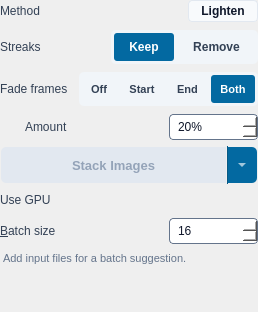
First picture: the form in src/startrails/ui/step_stack_images.ui, repository gkyle/startrails, before the edit.
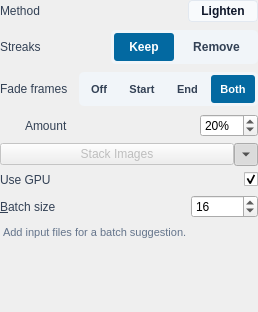
Second picture: the form after the edit. Icons and pictures are not drawn. Custom widgets are drawn as their Qt base class.

What changed in the file:
```diff
--- a/src/startrails/ui/step_stack_images.ui
+++ b/src/startrails/ui/step_stack_images.ui
@@ -332,27 +332,7 @@
         <string>Fade amount</string>
        </property>
        <property name="styleSheet">
-        <string notr="true">QSpinBox#fadeAmount {
-    background-color: #ffffff;
-    border: 1px solid #64748b;
-    border-radius: 4px;
-    padding: 4px 6px;
-    font-size: 12px;
-    color: #0f172a;
-    min-width: 75px;
-    max-width: 75px;
-}
-QSpinBox#fadeAmount:focus {
-    border: 2px solid #0369a1;
-    padding: 3px 5px;
-}
-QSpinBox#fadeAmount:disabled {
-    background-color: #f1f5f9;
-    color: #94a3b8;
-    border-color: #e2e8f0;
-}
-QSpinBox#fadeAmount::up-arrow { image: url(:/startrails/ui/arrow_up.svg); width: 10px; height: 6px; }
-QSpinBox#fadeAmount::down-arrow { image: url(:/startrails/ui/arrow_down.svg); width: 10px; height: 6px; }</string>
+        <string notr="true"/>
        </property>
        <property name="suffix">
         <string>%</string>
@@ -381,31 +361,7 @@
         <cursorShape>PointingHandCursor</cursorShape>
        </property>
        <property name="focusPolicy">
-        <enum>Qt::FocusPolicy::NoFocus</enum>
-       </property>
-       <property name="styleSheet">
-        <string notr="true">QPushButton#run {
-    font-weight: bold;
-    background-color: #0369a1;
-    color: #ffffff;
-    padding: 0px 12px;
-    border-top-left-radius: 6px;
-    border-bottom-left-radius: 6px;
-    border-top-right-radius: 0px;
-    border-bottom-right-radius: 0px;
-    font-size: 13px;
-    border: 2px solid transparent;
-    min-height: 34px;
-    max-height: 34px;
-}
-QPushButton#run:hover {
-    background-color: #075985;
-}
-QPushButton#run:disabled {
-    background-color: #e2e8f0;
-    color: #94a3b8;
-}
-QPushButton#run:focus:enabled { border-color: #ffffff; }</string>
+        <enum>Qt::FocusPolicy::StrongFocus</enum>
        </property>
        <property name="text">
         <string>Stack Images</string>
@@ -426,34 +382,6 @@
        <property name="accessibleName">
         <string>Advanced settings</string>
        </property>
-       <property name="styleSheet">
-        <string notr="true">QToolButton#advancedToggle {
-    background-color: #0369a1;
-    color: #ffffff;
-    padding: 0px;
-    border-top-left-radius: 0px;
-    border-bottom-left-radius: 0px;
-    border-top-right-radius: 6px;
-    border-bottom-right-radius: 6px;
-    border: 2px solid transparent;
-    border-left: 1px solid #075985;
-    min-height: 34px;
-    max-height: 34px;
-    min-width: 28px;
-    max-width: 28px;
-}
-QToolButton#advancedToggle:hover {
-    background-color: #075985;
-}
-QToolButton#advancedToggle:focus:enabled {
-    border-color: #ffffff;
-}
-QToolButton#advancedToggle:disabled {
-    background-color: #e2e8f0;
-    color: #94a3b8;
-    border-left: 1px solid #cbd5e1;
-}</string>
-       </property>
        <property name="text">
         <string/>
        </property>
@@ -472,11 +400,6 @@
    </item>
    <item>
     <widget class="QWidget" name="advancedBody" native="true">
-     <property name="styleSheet">
-      <string notr="true">QWidget#advancedBody {
-    background: transparent;
-}</string>
-     </property>
      <layout class="QVBoxLayout" name="advancedLayout">
       <property name="spacing">
        <number>6</number>
@@ -525,13 +448,6 @@
           <property name="accessibleName">
            <string>Use GPU for stacking</string>
           </property>
-          <property name="styleSheet">
-           <string notr="true">QCheckBox#useGPU { spacing: 0px;}
-QCheckBox#useGPU::indicator { width: 36px; height: 20px; border-radius: 10px; }
-QCheckBox#useGPU::indicator:unchecked { image: url(:/startrails/ui/switch_off.svg); }
-QCheckBox#useGPU::indicator:checked { image: url(:/startrails/ui/switch_on.svg); }
-</string>
-          </property>
           <property name="text">
            <string/>
           </property>
@@ -562,22 +478,7 @@
            <string>Batch size</string>
           </property>
           <property name="styleSheet">
-           <string notr="true">QSpinBox#batchSize {
-    background-color: #ffffff;
-    border: 1px solid #64748b;
-    border-radius: 4px;
-    padding: 4px 6px;
-    font-size: 12px;
-    color: #0f172a;
-    min-width: 75px;
-    max-width: 75px;
-}
-QSpinBox#batchSize:focus {
-    border: 2px solid #0369a1;
-    padding: 3px 5px;
-}
-QSpinBox#batchSize::up-arrow { image: url(:/startrails/ui/arrow_up.svg); width: 10px; height: 6px; }
-QSpinBox#batchSize::down-arrow { image: url(:/startrails/ui/arrow_down.svg); width: 10px; height: 6px; }</string>
+           <string notr="true"/>
           </property>
           <property name="minimum">
            <number>1</number>
@@ -614,12 +515,6 @@
    </item>
    <item>
     <widget class="QLabel" name="error">
-     <property name="styleSheet">
-      <string notr="true">QLabel#error {
-    font-size: 11px;
-    color: #b91c1c;
-}</string>
-     </property>
      <property name="text">
       <string/>
      </property>
@@ -630,6 +525,13 @@
    </item>
   </layout>
  </widget>
+ <customwidgets>
+  <customwidget>
+   <class>CheckboxLabel</class>
+   <extends>QLabel</extends>
+   <header>startrails.ui.checkbox_label</header>
+  </customwidget>
+ </customwidgets>
  <resources>
   <include location="resources.qrc"/>
  </resources>
```
Left out of the diff: 11 changed lines with no effect on the pictures.
